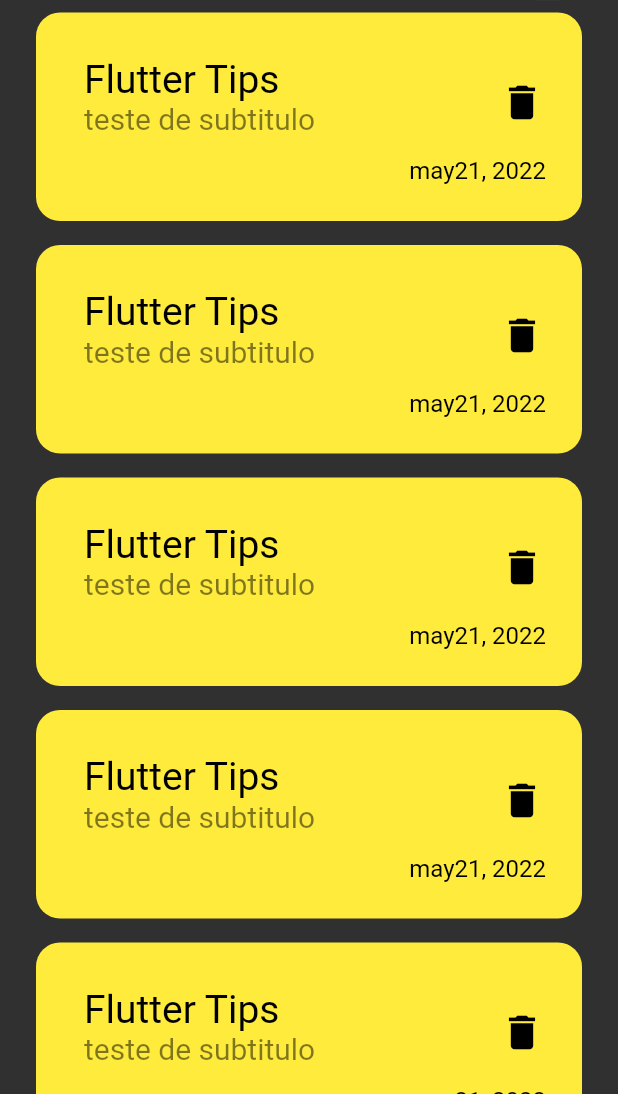
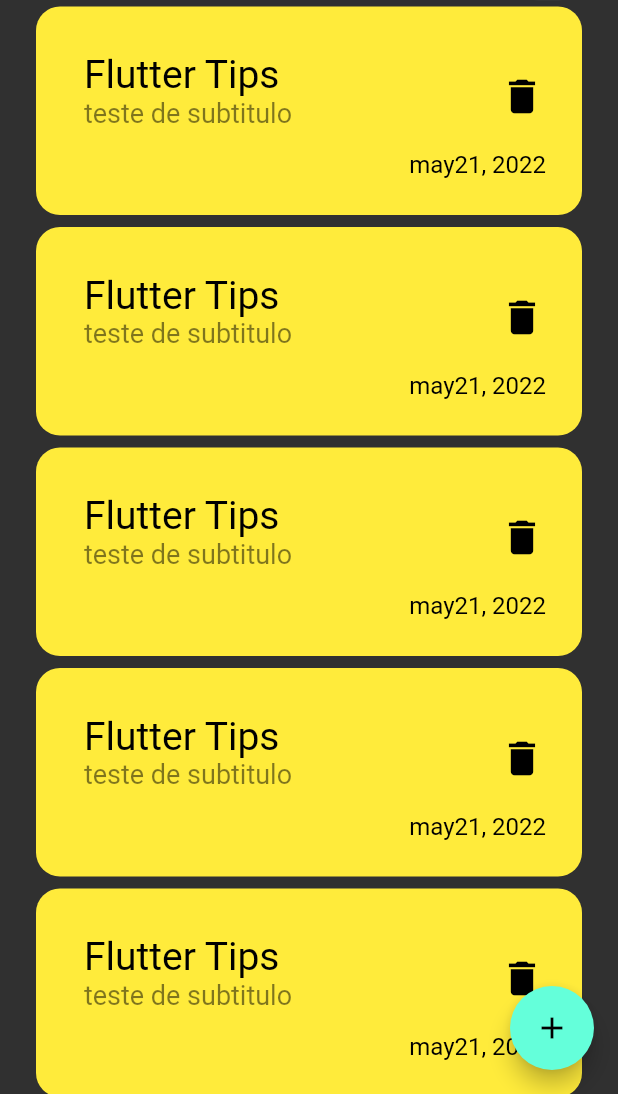
Before and after one commit to guilhermeoliveirac/Notas-App, a Flutter app: the screen it shows after launch, on a phone screen of 412 x 824 dp, the part 142-1236 px from its top. Run offline on Flutter 3.47's test engine with Material 2 defaults, Android fonts, the phone set to English and light mode, and no system bars.

Commit message:
include button and action button

```diff
--- a/lib/views/notes_view.dart
+++ b/lib/views/notes_view.dart
@@ -7,7 +7,11 @@ class NotesView extends StatelessWidget {
   @override
   Widget build(BuildContext context) {
     return Scaffold(
-      body: NotesViewBody(),
+      floatingActionButton: FloatingActionButton(
+        onPressed: (() {}),
+        child: Icon(Icons.add),
+      ),
+      body: const NotesViewBody(),
     );
   }
 }
--- a/lib/views/widgets/custom_note_item.dart
+++ b/lib/views/widgets/custom_note_item.dart
@@ -24,7 +24,7 @@ class NoteItem extends StatelessWidget {
             subtitle: Text(
               'teste de subtitulo',
               style:
-                  TextStyle(color: Colors.black.withOpacity(.5), fontSize: 20),
+                  TextStyle(color: Colors.black.withOpacity(.5), fontSize: 18),
             ),
             trailing: IconButton(
               onPressed: () {},
--- a/lib/views/widgets/notes_list_view.dart
+++ b/lib/views/widgets/notes_list_view.dart
@@ -8,7 +8,7 @@ class NotesListView extends StatelessWidget {
   Widget build(BuildContext context) {
     return ListView.builder(itemBuilder: (context, index) {
       return Padding(
-        padding: const EdgeInsets.symmetric(vertical: 8),
+        padding: const EdgeInsets.symmetric(vertical: 4),
         child: const NoteItem(),
       );
     });
```
